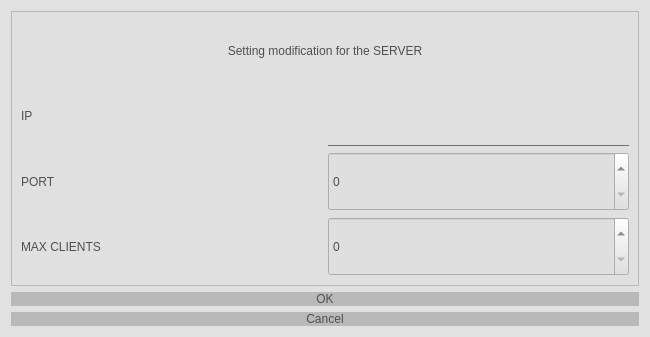
The window that uis/Setting.ui (Mouradost/PatusNewShop) describes before a commit, drawn with Qt 5.
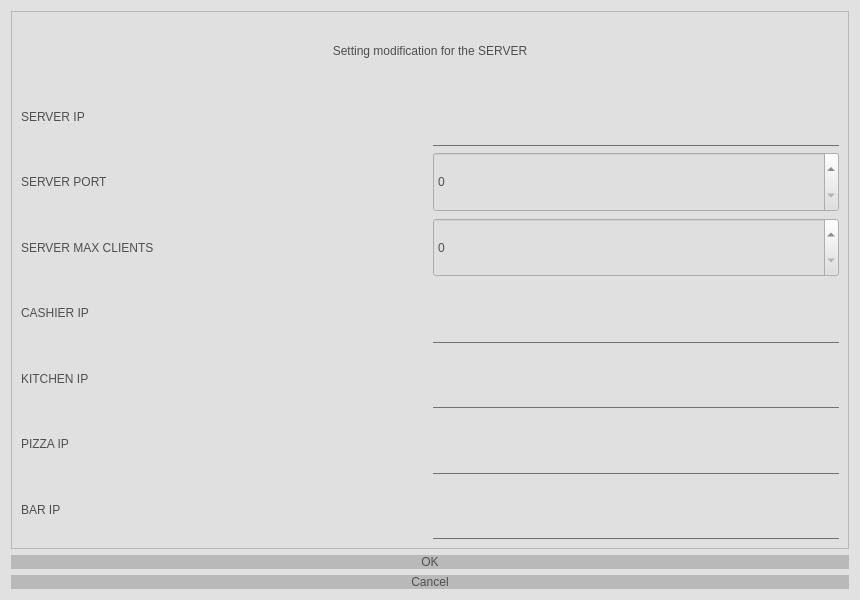
The same window after the commit. Icons and pictures are not drawn.

What changed in the file:
```diff
--- a/uis/Setting.ui
+++ b/uis/Setting.ui
@@ -6,14 +6,14 @@
    <rect>
     <x>0</x>
     <y>0</y>
-    <width>650</width>
-    <height>337</height>
+    <width>860</width>
+    <height>600</height>
    </rect>
   </property>
   <property name="minimumSize">
    <size>
-    <width>200</width>
-    <height>0</height>
+    <width>860</width>
+    <height>600</height>
    </size>
   </property>
   <property name="windowTitle">
@@ -89,7 +89,7 @@
         <item>
          <widget class="QLabel" name="label">
           <property name="text">
-           <string>IP</string>
+           <string>SERVER IP</string>
           </property>
          </widget>
         </item>
@@ -110,7 +110,7 @@
         <item>
          <widget class="QLabel" name="label_2">
           <property name="text">
-           <string>PORT</string>
+           <string>SERVER PORT</string>
           </property>
          </widget>
         </item>
@@ -136,8 +136,14 @@
        <layout class="QHBoxLayout" name="horizontalLayout">
         <item>
          <widget class="QLabel" name="label_3">
+          <property name="minimumSize">
+           <size>
+            <width>0</width>
+            <height>0</height>
+           </size>
+          </property>
           <property name="text">
-           <string>MAX CLIENTS</string>
+           <string>SERVER MAX CLIENTS</string>
           </property>
          </widget>
         </item>
@@ -153,6 +159,90 @@
         </item>
        </layout>
       </item>
+      <item>
+       <layout class="QHBoxLayout" name="horizontalLayout_4">
+        <item>
+         <widget class="QLabel" name="label_4">
+          <property name="text">
+           <string>CASHIER IP</string>
+          </property>
+         </widget>
+        </item>
+        <item>
+         <widget class="QLineEdit" name="le_cashier_ip">
+          <property name="sizePolicy">
+           <sizepolicy hsizetype="Preferred" vsizetype="Preferred">
+            <horstretch>0</horstretch>
+            <verstretch>0</verstretch>
+           </sizepolicy>
+          </property>
+         </widget>
+        </item>
+       </layout>
+      </item>
+      <item>
+       <layout class="QHBoxLayout" name="horizontalLayout_5">
+        <item>
+         <widget class="QLabel" name="label_5">
+          <property name="text">
+           <string>KITCHEN IP</string>
+          </property>
+         </widget>
+        </item>
+        <item>
+         <widget class="QLineEdit" name="le_kitchen_ip">
+          <property name="sizePolicy">
+           <sizepolicy hsizetype="Preferred" vsizetype="Preferred">
+            <horstretch>0</horstretch>
+            <verstretch>0</verstretch>
+           </sizepolicy>
+          </property>
+         </widget>
+        </item>
+       </layout>
+      </item>
+      <item>
+       <layout class="QHBoxLayout" name="horizontalLayout_6">
+        <item>
+         <widget class="QLabel" name="label_6">
+          <property name="text">
+           <string>PIZZA IP</string>
+          </property>
+         </widget>
+        </item>
+        <item>
+         <widget class="QLineEdit" name="le_pizza_ip">
+          <property name="sizePolicy">
+           <sizepolicy hsizetype="Preferred" vsizetype="Preferred">
+            <horstretch>0</horstretch>
+            <verstretch>0</verstretch>
+           </sizepolicy>
+          </property>
+         </widget>
+        </item>
+       </layout>
+      </item>
+      <item>
+       <layout class="QHBoxLayout" name="horizontalLayout_7">
+        <item>
+         <widget class="QLabel" name="label_7">
+          <property name="text">
+           <string>BAR IP</string>
+          </property>
+         </widget>
+        </item>
+        <item>
+         <widget class="QLineEdit" name="le_bar_ip">
+          <property name="sizePolicy">
+           <sizepolicy hsizetype="Preferred" vsizetype="Preferred">
+            <horstretch>0</horstretch>
+            <verstretch>0</verstretch>
+           </sizepolicy>
+          </property>
+         </widget>
+        </item>
+       </layout>
+      </item>
      </layout>
     </widget>
    </item>
```
